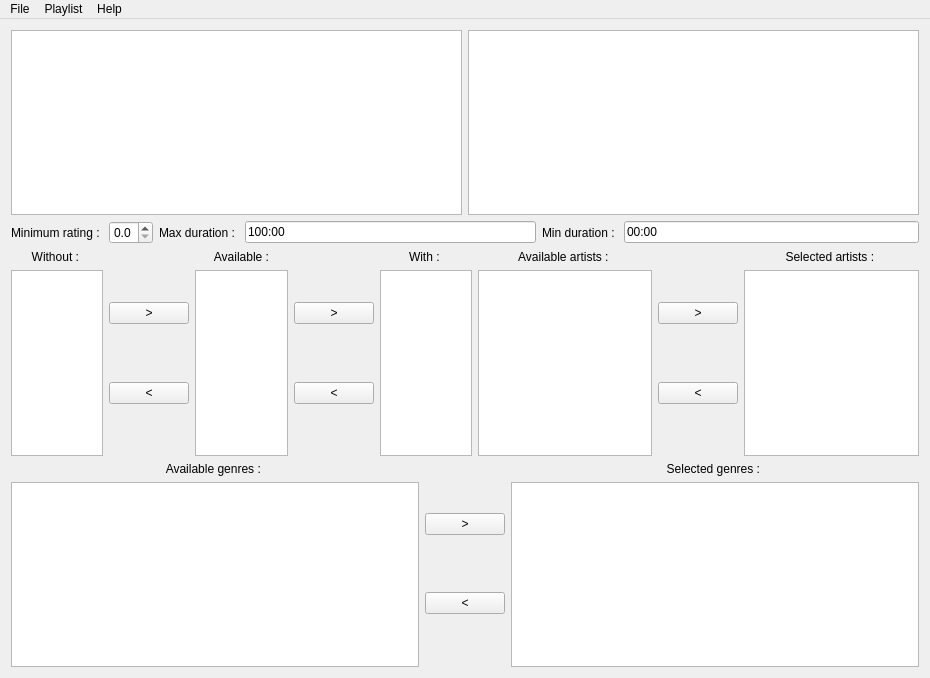
Above: src/mainwindow.ui from AdrienPensart/MusicManiac before the change. Below: the same form after it.
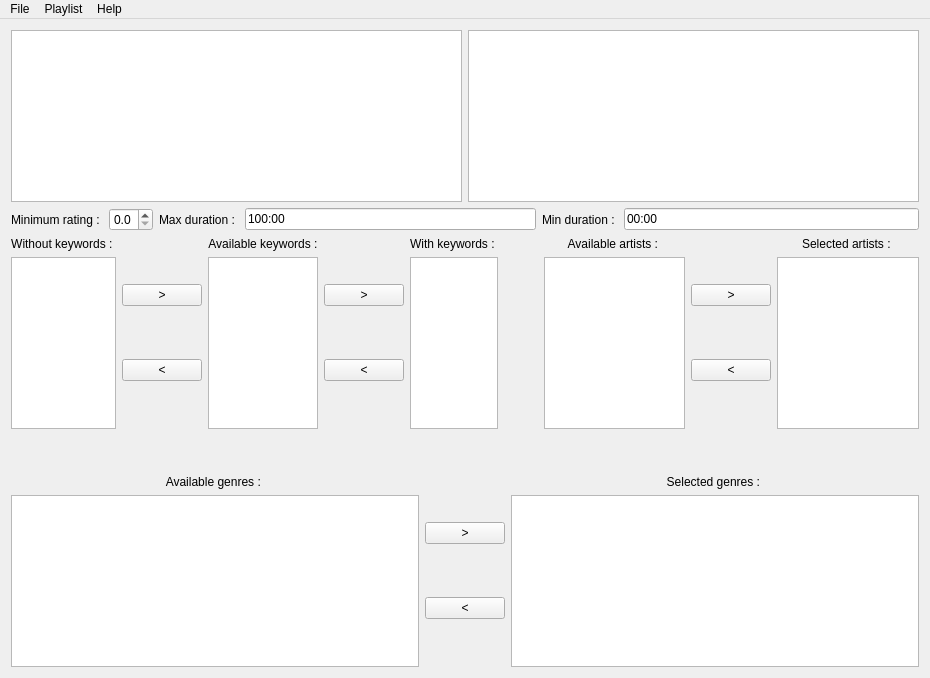
That is the form after the change. Icons and pictures are not drawn.

What changed in the file:
```diff
--- a/src/mainwindow.ui
+++ b/src/mainwindow.ui
@@ -142,7 +142,7 @@
         <item>
          <widget class="QLabel" name="wihtoutKeywordsLabel">
           <property name="text">
-           <string>Without : </string>
+           <string>Without keywords : </string>
           </property>
           <property name="alignment">
            <set>Qt::AlignCenter</set>
@@ -181,7 +181,7 @@
         <item>
          <widget class="QLabel" name="availableKeywordsLabel">
           <property name="text">
-           <string>Available :</string>
+           <string>Available keywords :</string>
           </property>
           <property name="alignment">
            <set>Qt::AlignCenter</set>
@@ -220,7 +220,7 @@
         <item>
          <widget class="QLabel" name="withKeywordsLabel">
           <property name="text">
-           <string>With : </string>
+           <string>With keywords : </string>
           </property>
           <property name="alignment">
            <set>Qt::AlignCenter</set>
@@ -236,6 +236,22 @@
         </item>
        </layout>
       </item>
+      <item>
+       <spacer name="horizontalSpacer">
+        <property name="orientation">
+         <enum>Qt::Horizontal</enum>
+        </property>
+        <property name="sizeType">
+         <enum>QSizePolicy::Fixed</enum>
+        </property>
+        <property name="sizeHint" stdset="0">
+         <size>
+          <width>40</width>
+          <height>20</height>
+         </size>
+        </property>
+       </spacer>
+      </item>
       <item>
        <layout class="QHBoxLayout" name="artistLayout">
         <item>
@@ -314,6 +330,22 @@
       </item>
      </layout>
     </item>
+    <item>
+     <spacer name="verticalSpacer">
+      <property name="orientation">
+       <enum>Qt::Vertical</enum>
+      </property>
+      <property name="sizeType">
+       <enum>QSizePolicy::Fixed</enum>
+      </property>
+      <property name="sizeHint" stdset="0">
+       <size>
+        <width>20</width>
+        <height>40</height>
+       </size>
+      </property>
+     </spacer>
+    </item>
     <item>
      <layout class="QHBoxLayout" name="genresLayout">
       <item>
```
Left out of the diff: 6 changed lines with no effect on the pictures.
